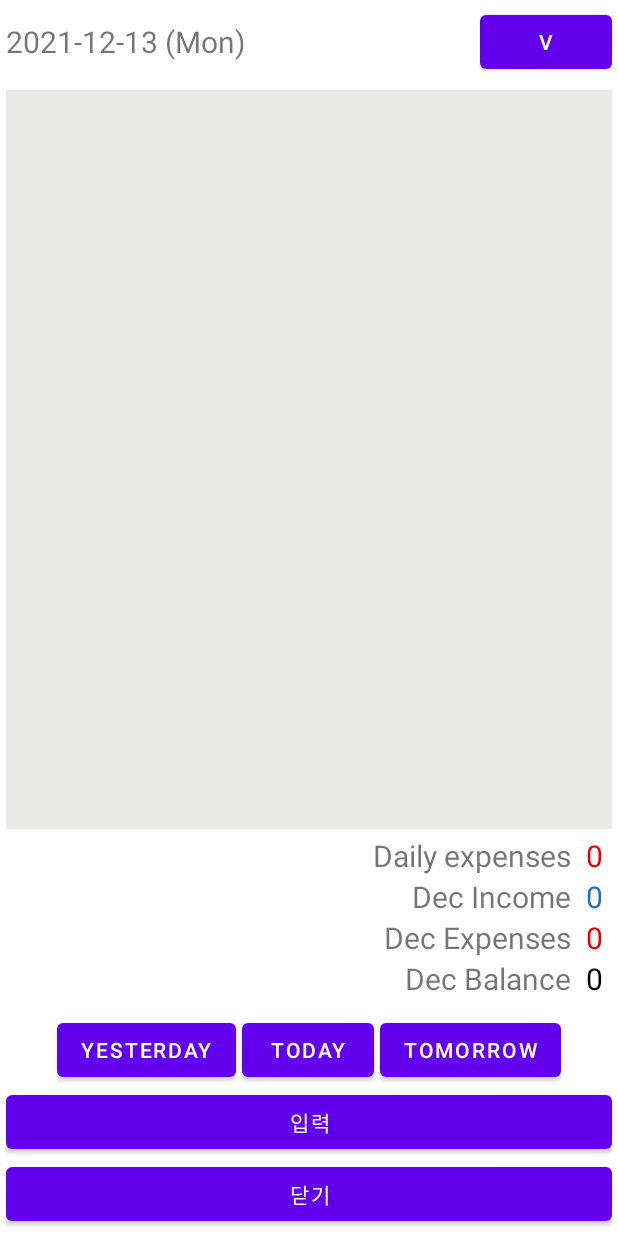
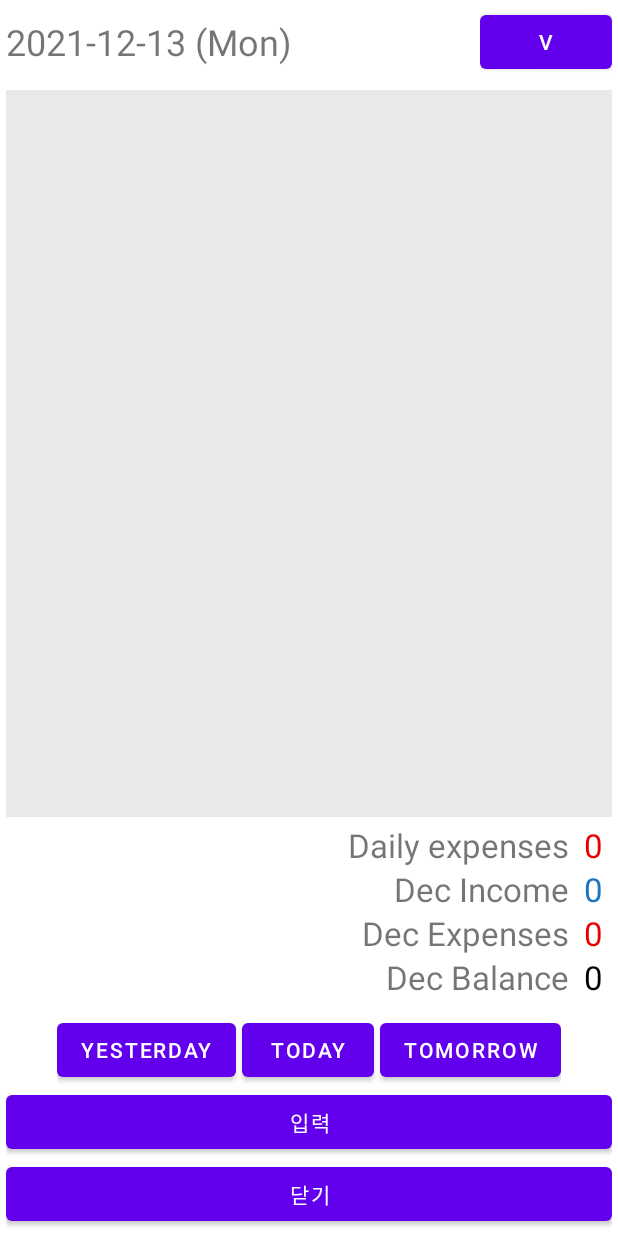
Before and after one commit to lindolsang/My-Cashbook, an Android app: the screen it shows after launch (CashLogListActivity), on a phone screen of 412 x 824 dp. Run offline under Robolectric (Android 15) with nearby library versions, the phone set to English and light mode, and no system bars; our stand-ins replace Room's generated code.

Commit message:
Changes text color and Size

```diff
--- a/MyCashbook/app/src/main/res/layout/fragment_cash_log_list.xml
+++ b/MyCashbook/app/src/main/res/layout/fragment_cash_log_list.xml
@@ -22,7 +22,7 @@
             android:layout_alignParentLeft="true"
             android:layout_centerVertical="true"
             android:text="2021년 2월 25일"
-            android:textSize="20sp" />
+            android:textSize="@dimen/date_text_size" />
 
         <LinearLayout
             android:layout_width="wrap_content"
--- /dev/null
+++ b/MyCashbook/app/src/main/res/values-night/colors.xml
@@ -0,0 +1,8 @@
+<?xml version="1.0" encoding="utf-8"?>
+<resources>
+    <color name="list_expense">#FFD60405</color>
+    <color name="list_background">#FF171E2B</color>
+    <color name="balance_daily_expenses">#FFD60405</color>
+    <color name="balance_monthly_expenses">#FFD60405</color>
+    <color name="balance_monthly_balance">#FF5B5E6F</color>
+</resources>
--- a/MyCashbook/app/src/main/res/values/dimensions.xml
+++ b/MyCashbook/app/src/main/res/values/dimensions.xml
@@ -1,7 +1,8 @@
 <?xml version="1.0" encoding="utf-8"?>
 <resources>
+    <dimen name="date_text_size">24sp</dimen>
     <dimen name="list_text_size">18sp</dimen>
     <dimen name="list_amount_size">18sp</dimen>
-    <dimen name="balance_title_text_size">20sp</dimen>
-    <dimen name="balance_amount_text_size">20sp</dimen>
+    <dimen name="balance_title_text_size">22sp</dimen>
+    <dimen name="balance_amount_text_size">22sp</dimen>
 </resources>
```
